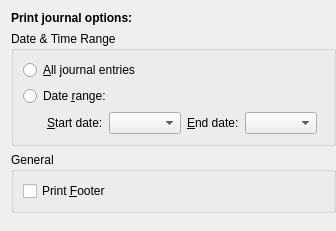
Before: the Qt Designer form src/printing/calprintjournalconfig_base.ui in KDE/calendarsupport, drawn with Qt 5.
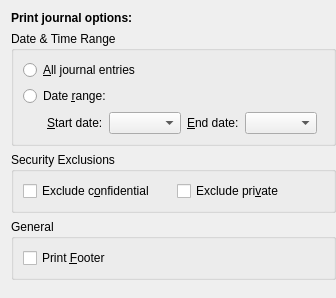
After: the same form once the commit is applied. Custom widgets are drawn as their Qt base class.

Commit message: Add Exclude Confidential/Private options to the Journal print-out

```diff
--- a/src/printing/calprintjournalconfig_base.ui
+++ b/src/printing/calprintjournalconfig_base.ui
@@ -138,6 +138,35 @@
      </layout>
     </widget>
    </item>
+   <item>
+    <widget class="QGroupBox" name="mSecurity">
+     <property name="title">
+      <string>Security Exclusions</string>
+     </property>
+     <layout class="QHBoxLayout" name="horizontalLayout">
+      <item>
+       <widget class="QCheckBox" name="mExcludeConfidential">
+        <property name="toolTip">
+         <string>Check this option to exclude items that have their Access level set to &#8220;Confidential&#8221;</string>
+        </property>
+        <property name="text">
+         <string>Exclude c&amp;onfidential</string>
+        </property>
+       </widget>
+      </item>
+      <item>
+       <widget class="QCheckBox" name="mExcludePrivate">
+        <property name="toolTip">
+         <string>Check this option to exclude items that have their Access level set to &#8220;Private&#8221;</string>
+        </property>
+        <property name="text">
+         <string>Exclude pri&amp;vate</string>
+        </property>
+       </widget>
+      </item>
+     </layout>
+    </widget>
+   </item>
    <item>
     <widget class="QGroupBox" name="mGeneralGroup">
      <property name="title">
```
The commit also changes 2 other files.
